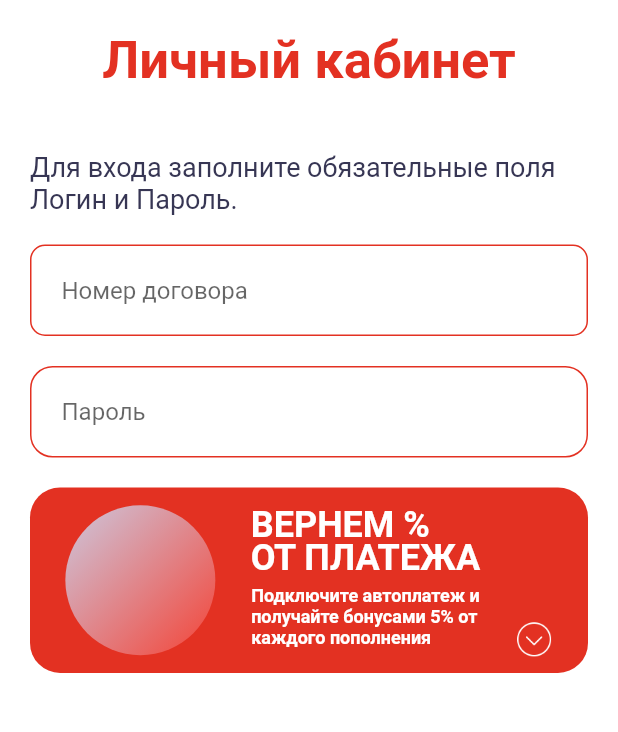
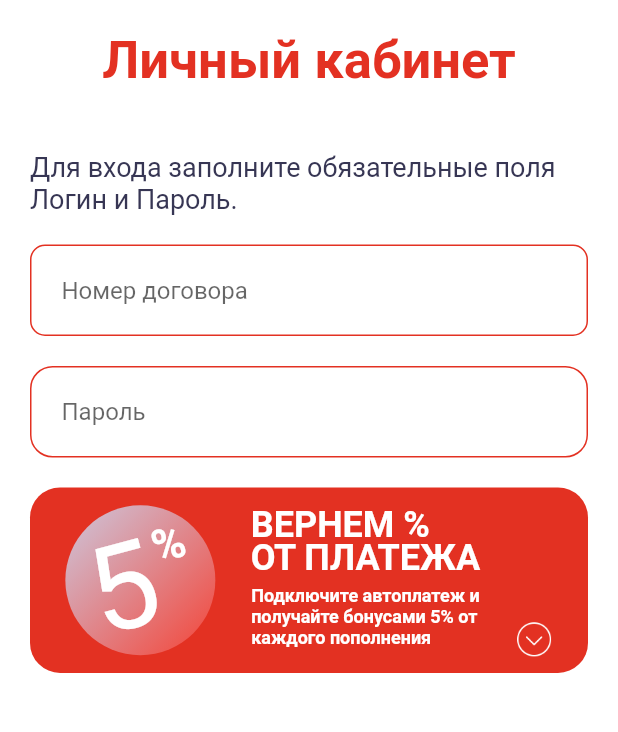
Before and after one commit to lucasudar/dancer_test, a Flutter app: the screen it shows after launch, on a phone screen of 412 x 824 dp, the part 156-888 px from its top. Run offline on Flutter 3.47's test engine with Material 2 defaults, Android fonts, the phone set to English and light mode, and no system bars; our stand-ins replace flutter_svg.

Commit message:
created added 5%

```diff
--- a/lib/screens/login_page/components/body.dart
+++ b/lib/screens/login_page/components/body.dart
@@ -1,6 +1,7 @@
 import 'package:dantser_flutter/constants.dart';
 import 'package:flutter/material.dart';
 import 'package:flutter_svg/flutter_svg.dart';
+import 'dart:math' as math;
 
 class Body extends StatefulWidget {
   const Body({
@@ -133,6 +134,39 @@ class _BodyState extends State<Body> {
                                     end: Alignment.bottomRight,
                                   ),
                                 ),
+                                child: Stack(
+                                  children: [
+                                    Positioned(
+                                      top: size.height * 0.01,
+                                      left: size.width * 0.04,
+                                      child: Transform.rotate(
+                                        angle: -15 * math.pi / 180,
+                                        child: const Text(
+                                          '5',
+                                          style: TextStyle(
+                                            fontSize: 80,
+                                            color: Colors.white,
+                                          ),
+                                        ),
+                                      ),
+                                    ),
+                                    Positioned(
+                                      top: size.height * 0.01,
+                                      left: size.width * 0.14,
+                                      child: Transform.rotate(
+                                        angle: -15 * math.pi / 180,
+                                        child: const Text(
+                                          '%',
+                                          style: TextStyle(
+                                            fontSize: 30,
+                                            fontWeight: FontWeight.bold,
+                                            color: Colors.white,
+                                          ),
+                                        ),
+                                      ),
+                                    ),
+                                  ],
+                                ),
                               )
                             ],
                           ),
@@ -143,11 +177,10 @@ class _BodyState extends State<Body> {
                                 "ВЕРНЕМ %\nОТ ПЛАТЕЖА",
                                 textAlign: TextAlign.left,
                                 style: TextStyle(
-                                  fontWeight: FontWeight.bold,
-                                  color: Colors.white,
-                                  fontSize: 24,
-                                    height: 0.9
-                                ),
+                                    fontWeight: FontWeight.bold,
+                                    color: Colors.white,
+                                    fontSize: 24,
+                                    height: 0.9),
                               ),
                               SizedBox(height: kDefaultPadding / 4),
                               Text(
@@ -166,7 +199,8 @@ class _BodyState extends State<Body> {
                             children: [
                               Padding(
                                 padding: const EdgeInsets.only(bottom: 10),
-                                child: Image.asset('assets/icons/down-button.png',
+                                child: Image.asset(
+                                    'assets/icons/down-button.png',
                                     height: size.height * 0.03,
                                     color: Colors.white),
                               ),
```
